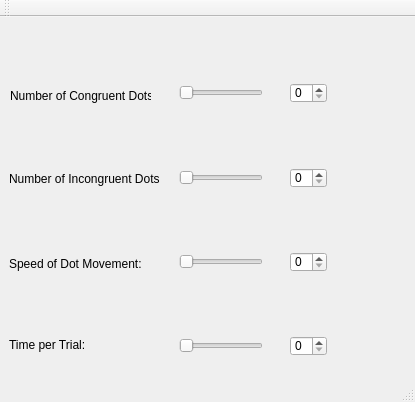
Before: the Qt Designer form mainwindow.ui in vrsivananda/PIC10C_-FinalProject, drawn with Qt 5.
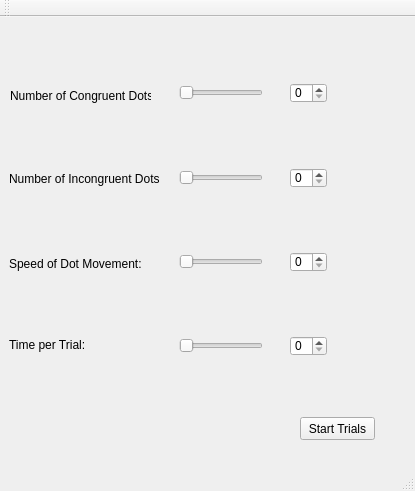
After: the same form once the commit is applied.

Commit message: More work has been done. Started DisplayWindow class

Patch:
```diff
--- a/mainwindow.ui
+++ b/mainwindow.ui
@@ -7,7 +7,7 @@
     <x>0</x>
     <y>0</y>
     <width>415</width>
-    <height>402</height>
+    <height>491</height>
    </rect>
   </property>
   <property name="windowTitle">
@@ -158,6 +158,19 @@
      <string>Time per Trial:</string>
     </property>
    </widget>
+   <widget class="QPushButton" name="pushButton">
+    <property name="geometry">
+     <rect>
+      <x>300</x>
+      <y>400</y>
+      <width>75</width>
+      <height>23</height>
+     </rect>
+    </property>
+    <property name="text">
+     <string>Start Trials</string>
+    </property>
+   </widget>
   </widget>
   <widget class="QMenuBar" name="menuBar">
    <property name="geometry">
```
The commit also changes 7 other files.
